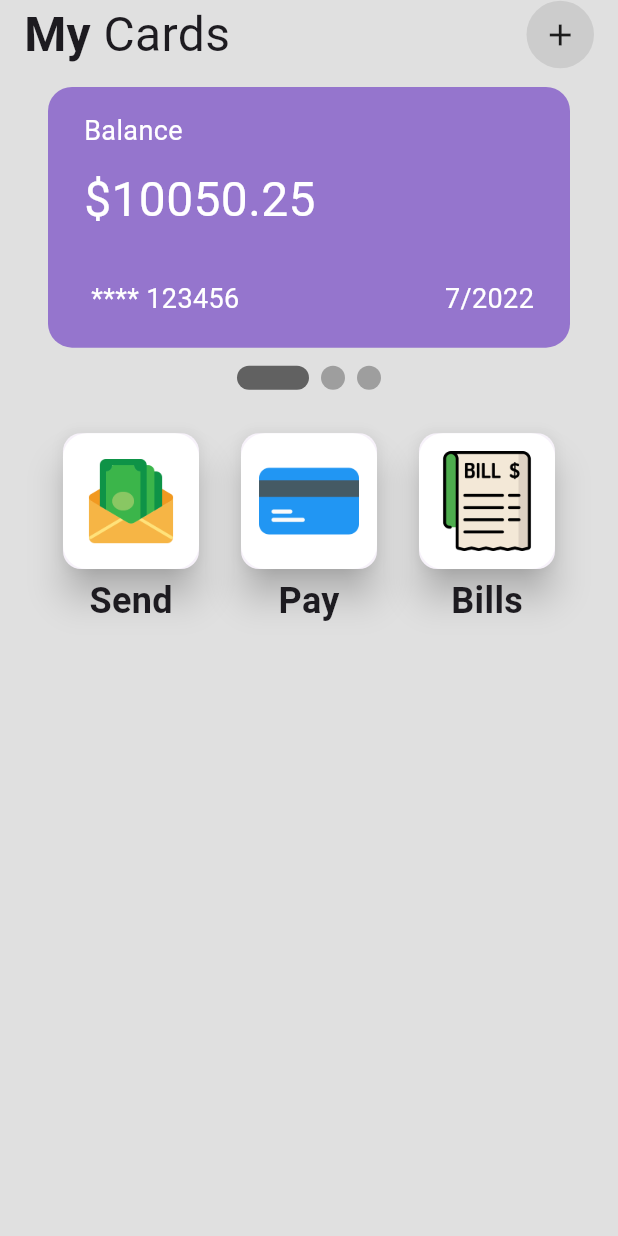
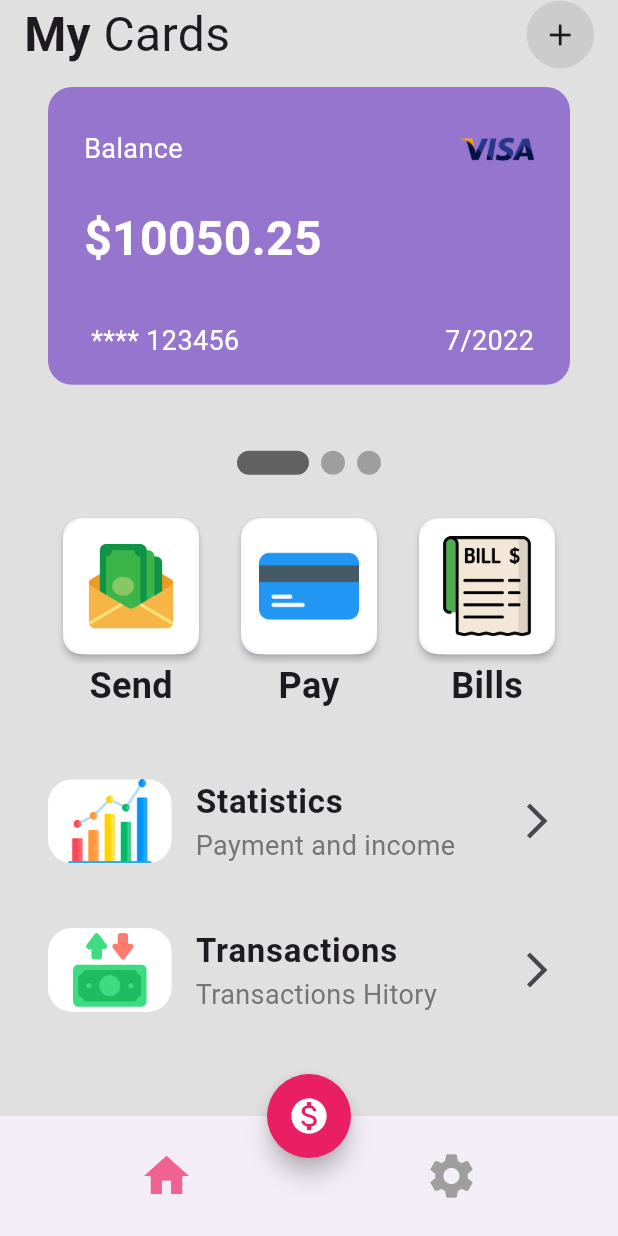
Before and after one commit to AhmedOmran22/wallet-UI, a Flutter app: the screen it shows after launch, on a phone screen of 412 x 824 dp. Run offline on Flutter 3.47's test engine with Material 3 defaults, Android fonts, the phone set to English and light mode, and no system bars; drawn by our look-alikes of smooth_page_indicator.

Commit message:
finish home view with home view body

```diff
--- a/lib/views/home_view.dart
+++ b/lib/views/home_view.dart
@@ -6,9 +6,43 @@ class HomeView extends StatelessWidget {
 
   @override
   Widget build(BuildContext context) {
-    return  Scaffold(
+    return Scaffold(
       backgroundColor: Colors.grey[300],
       body: const HomeViewBody(),
+      bottomNavigationBar: BottomAppBar(
+        child: Row(
+          mainAxisAlignment: MainAxisAlignment.spaceAround,
+          children: [
+            IconButton(
+              onPressed: () {},
+              icon: Icon(
+                Icons.home,
+                size: 36,
+                color: Colors.pink[300],
+              ),
+            ),
+            IconButton(
+              onPressed: () {},
+              icon: Icon(
+                Icons.settings,
+                size: 36,
+                color: Colors.grey[500],
+              ),
+            ),
+          ],
+        ),
+      ),
+      floatingActionButton: FloatingActionButton(
+        backgroundColor: Colors.pink,
+        shape: const CircleBorder(),
+        onPressed: () {},
+        child: const Icon(
+          Icons.monetization_on,
+          color: Colors.white,
+          size: 28,
+        ),
+      ),
+      floatingActionButtonLocation: FloatingActionButtonLocation.centerDocked,
     );
   }
 }
--- a/lib/widgets/card.dart
+++ b/lib/widgets/card.dart
@@ -14,7 +14,7 @@ class MyCard extends StatelessWidget {
   final int cardNum;
   final int month;
   final int year;
-  final dynamic color;
+  final Color color;
 
   @override
   Widget build(BuildContext context) {
@@ -29,6 +29,9 @@ class MyCard extends StatelessWidget {
       ),
       child: Column(
         crossAxisAlignment: CrossAxisAlignment.stretch,
+        mainAxisAlignment: MainAxisAlignment.spaceAround,
+        children: [
+          Row(
             children: [
               const Text(
                 textAlign: TextAlign.left,
@@ -38,12 +41,20 @@ class MyCard extends StatelessWidget {
                   fontSize: 18,
                 ),
               ),
+              const Spacer(),
+              Image.asset(
+                'assets/images/visa.png',
+                height: 50,
+              )
+            ],
+          ),
           const SizedBox(height: 10),
           Text(
             r'$' '${balance.toString()}',
             style: const TextStyle(
               color: Colors.white,
               fontSize: 32,
+              fontWeight: FontWeight.bold,
             ),
           ),
           const SizedBox(height: 30),
--- a/lib/widgets/card_page_view.dart
+++ b/lib/widgets/card_page_view.dart
@@ -10,7 +10,7 @@ class CardsPageView extends StatelessWidget {
   @override
   Widget build(BuildContext context) {
     return SizedBox(
-      height: MediaQuery.of(context).size.height * .24,
+      height: MediaQuery.of(context).size.height * .27,
       child: PageView(
         controller: controller,
         children: [
@@ -19,21 +19,21 @@ class CardsPageView extends StatelessWidget {
             cardNum: 123456,
             month: 7,
             year: 2022,
-            color: Colors.deepPurple[300],
+            color: Colors.deepPurple.shade300,
           ),
           MyCard(
             balance: 21125132.25,
             cardNum: 456789,
             month: 8,
             year: 2025,
-            color: Colors.blue[300],
+            color: Colors.blue.shade300,
           ),
           MyCard(
             balance: 15000.50,
             cardNum: 123789,
             month: 10,
             year: 2029,
-            color: Colors.green[300],
+            color: Colors.green.shade300,
           ),
         ],
       ),
--- a/lib/widgets/custom_button.dart
+++ b/lib/widgets/custom_button.dart
@@ -15,12 +15,12 @@ class CustomButton extends StatelessWidget {
     return Column(
       children: [
         Card(
-          elevation: 10,
+          elevation: 2,
           child: Container(
             padding: const EdgeInsets.all(12),
             width: MediaQuery.of(context).size.width * .22,
             decoration: BoxDecoration(
-              borderRadius: BorderRadius.circular(16),
+              borderRadius: BorderRadius.circular(016),
               color: Colors.white,
             ),
             child: Image.asset(imagePath),
--- a/lib/widgets/home_view_body.dart
+++ b/lib/widgets/home_view_body.dart
@@ -3,6 +3,7 @@ import 'package:smooth_page_indicator/smooth_page_indicator.dart';
 import 'package:wallet_ui/widgets/card_page_view.dart';
 import 'package:wallet_ui/widgets/custom_app_bar.dart';
 import 'package:wallet_ui/widgets/send_pay_bills_row.dart';
+import 'package:wallet_ui/widgets/transaction.dart';
 
 class HomeViewBody extends StatefulWidget {
   const HomeViewBody({super.key});
@@ -24,6 +25,7 @@ class _HomeViewBodyState extends State<HomeViewBody> {
           CardsPageView(
             controller: _controller,
           ),
+          const SizedBox(height: 32),
           SmoothPageIndicator(
             controller: _controller,
             count: 3,
@@ -33,9 +35,9 @@ class _HomeViewBodyState extends State<HomeViewBody> {
             ),
           ),
           const SizedBox(height: 25),
-
-           const  SendPayBillsRow(),
-
+          const SendPayBillsRow(),
+          const SizedBox(height: 24),
+          const TransactionStatistics()
         ],
       ),
     );
--- /dev/null
+++ b/lib/widgets/my_tile.dart
@@ -0,0 +1,52 @@
+import 'package:flutter/material.dart';
+
+class MyTile extends StatelessWidget {
+  const MyTile({
+    super.key,
+    required this.imagePath,
+    required this.title,
+    required this.subtitle,
+  });
+
+  final String imagePath;
+  final String title;
+  final String subtitle;
+
+  @override
+  Widget build(BuildContext context) {
+    return Padding(
+      padding: const EdgeInsets.symmetric(vertical: 12),
+      child: ListTile(
+        leading: Container(
+          decoration: BoxDecoration(
+            color: Colors.white,
+            borderRadius: BorderRadius.circular(16),
+          ),
+          child: Image.asset(
+            imagePath,
+            width: MediaQuery.of(context).size.width * .2,
+            height: MediaQuery.of(context).size.width * .30,
+          ),
+        ),
+        title: Text(
+          title,
+          style: const TextStyle(
+            fontSize: 22,
+            fontWeight: FontWeight.bold,
+          ),
+        ),
+        subtitle: Text(
+          subtitle,
+          style: TextStyle(
+            fontSize: 18,
+            color: Colors.grey[600],
+          ),
+        ),
+        trailing: const Icon(
+          Icons.arrow_forward_ios,
+          size: 28,
+        ),
+      ),
+    );
+  }
+}
--- /dev/null
+++ b/lib/widgets/transaction.dart
@@ -0,0 +1,24 @@
+import 'package:flutter/material.dart';
+import 'package:wallet_ui/widgets/my_tile.dart';
+class TransactionStatistics extends StatelessWidget {
+  const TransactionStatistics({super.key});
+
+  @override
+  Widget build(BuildContext context) {
+    return const Column(
+      mainAxisSize: MainAxisSize.min,
+      children: [
+        MyTile(
+          imagePath: 'assets/images/analysis.png',
+          title: 'Statistics',
+          subtitle: 'Payment and income',
+        ),
+        MyTile(
+          imagePath: 'assets/images/cash-flow.png',
+          title: 'Transactions',
+          subtitle: 'Transactions Hitory',
+        ),
+      ],
+    );
+  }
+}
```
Also changed, not shown: assets/images/visa.png (added). Lines whose indentation alone changed are shown as unchanged.
